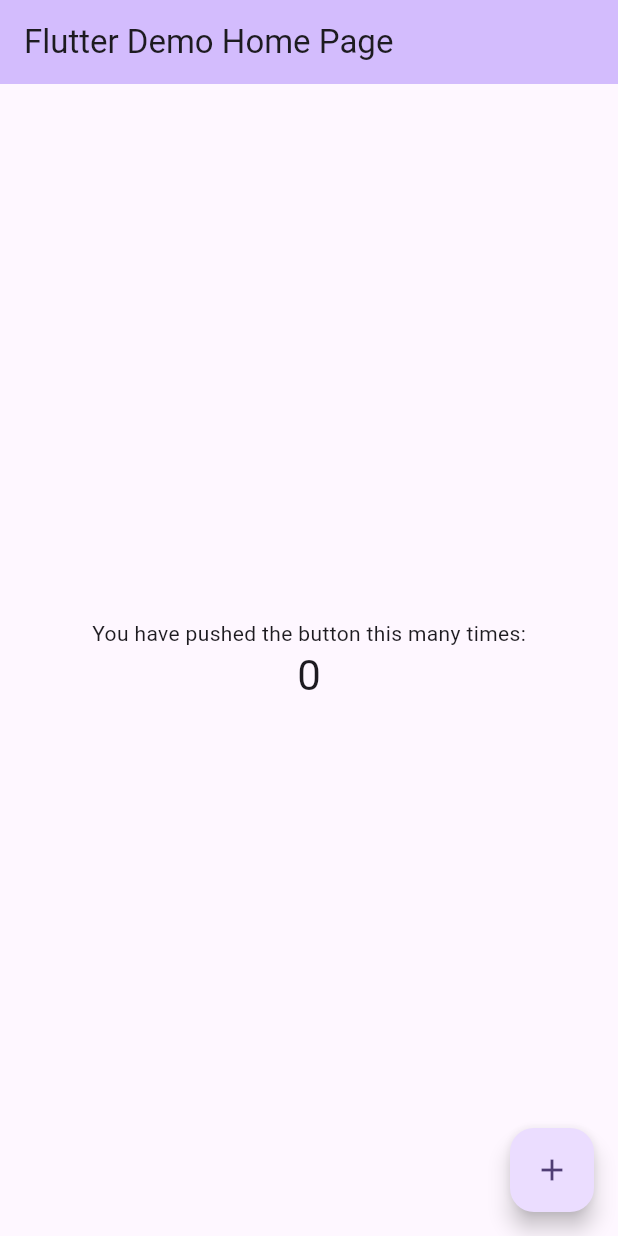
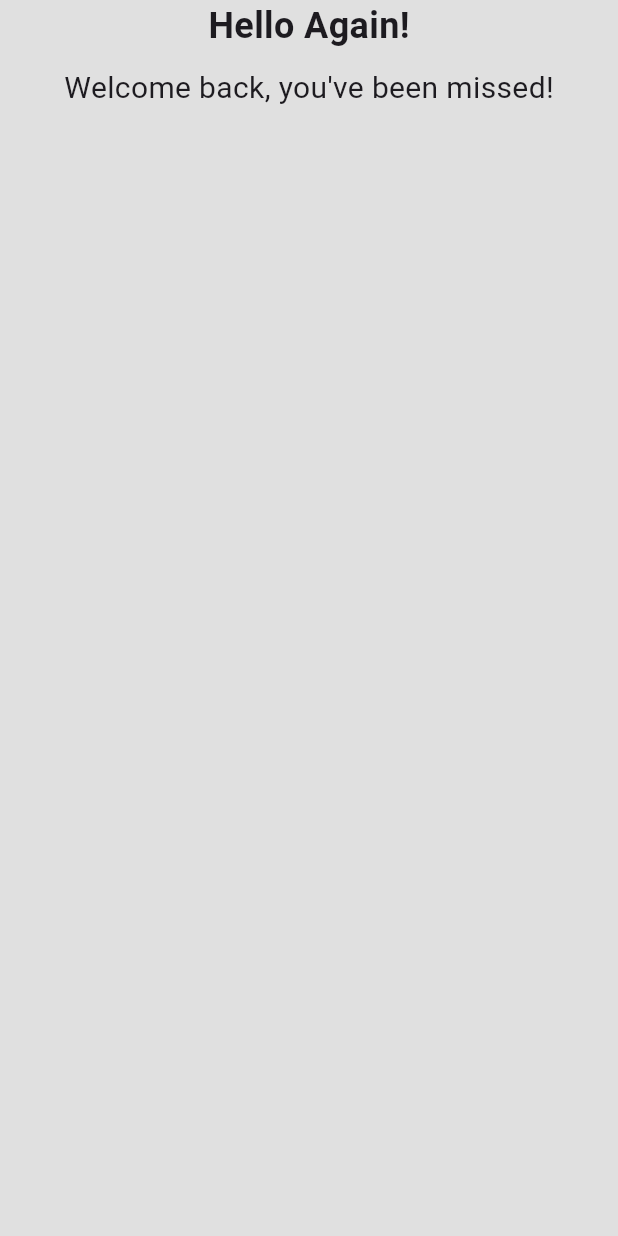
Before and after one commit to rifathosenofficial2023/login_page_02, a Flutter app: the screen it shows after launch, on a phone screen of 412 x 824 dp. Run offline on Flutter 3.47's test engine with Material 3 defaults, Android fonts, the phone set to English and light mode, and no system bars.

Commit message:
hello text add

```diff
--- /dev/null
+++ b/lib/login_page.dart
@@ -0,0 +1,47 @@
+import 'package:flutter/material.dart';
+
+class LoginPage extends StatefulWidget {
+  const LoginPage({super.key});
+
+  @override
+  State<LoginPage> createState() => _LoginPageState();
+}
+
+class _LoginPageState extends State<LoginPage> {
+  @override
+  Widget build(BuildContext context) {
+    return Scaffold(
+      backgroundColor: Colors.grey[300],
+      body: SafeArea(
+        child: Center(
+          child: Column(
+            children: [
+              // Hello again!
+
+              Text("Hello Again!",
+              style: TextStyle(
+                fontWeight: FontWeight.bold,
+                fontSize: 24,
+              ),),
+              SizedBox(height: 10,),
+              Text("Welcome back, you\'ve been missed!",
+              style: TextStyle(
+                fontSize: 20,
+              ),)
+
+              //emaill textfield
+
+              //password textfield
+
+              //sign in button
+
+              // not a member? register now
+
+            ],
+          ),
+        ),
+      ),
+
+    );
+  }
+}
--- a/lib/main.dart
+++ b/lib/main.dart
@@ -1,4 +1,5 @@
 import 'package:flutter/material.dart';
+import 'package:login_page_02/login_page.dart';
 
 void main() {
   runApp(const MyApp());
@@ -11,112 +12,8 @@ class MyApp extends StatelessWidget {
   @override
   Widget build(BuildContext context) {
     return MaterialApp(
-      title: 'Flutter Demo',
-      theme: ThemeData(
-        // This is the theme of your application.
-        //
-        // TRY THIS: Try running your application with "flutter run". You'll see
-        // the application has a purple toolbar. Then, without quitting the app,
-        // try changing the seedColor in the colorScheme below to Colors.green
-        // and then invoke "hot reload" (save your changes or press the "hot
-        // reload" button in a Flutter-supported IDE, or press "r" if you used
-        // the command line to start the app).
-        //
-        // Notice that the counter didn't reset back to zero; the application
-        // state is not lost during the reload. To reset the state, use hot
-        // restart instead.
-        //
-        // This works for code too, not just values: Most code changes can be
-        // tested with just a hot reload.
-        colorScheme: ColorScheme.fromSeed(seedColor: Colors.deepPurple),
-      ),
-      home: const MyHomePage(title: 'Flutter Demo Home Page'),
+      debugShowCheckedModeBanner: false,
+      home: LoginPage(),
     );
   }
 }
-
-class MyHomePage extends StatefulWidget {
-  const MyHomePage({super.key, required this.title});
-
-  // This widget is the home page of your application. It is stateful, meaning
-  // that it has a State object (defined below) that contains fields that affect
-  // how it looks.
-
-  // This class is the configuration for the state. It holds the values (in this
-  // case the title) provided by the parent (in this case the App widget) and
-  // used by the build method of the State. Fields in a Widget subclass are
-  // always marked "final".
-
-  final String title;
-
-  @override
-  State<MyHomePage> createState() => _MyHomePageState();
-}
-
-class _MyHomePageState extends State<MyHomePage> {
-  int _counter = 0;
-
-  void _incrementCounter() {
-    setState(() {
-      // This call to setState tells the Flutter framework that something has
-      // changed in this State, which causes it to rerun the build method below
-      // so that the display can reflect the updated values. If we changed
-      // _counter without calling setState(), then the build method would not be
-      // called again, and so nothing would appear to happen.
-      _counter++;
-    });
-  }
-
-  @override
-  Widget build(BuildContext context) {
-    // This method is rerun every time setState is called, for instance as done
-    // by the _incrementCounter method above.
-    //
-    // The Flutter framework has been optimized to make rerunning build methods
-    // fast, so that you can just rebuild anything that needs updating rather
-    // than having to individually change instances of widgets.
-    return Scaffold(
-      appBar: AppBar(
-        // TRY THIS: Try changing the color here to a specific color (to
-        // Colors.amber, perhaps?) and trigger a hot reload to see the AppBar
-        // change color while the other colors stay the same.
-        backgroundColor: Theme.of(context).colorScheme.inversePrimary,
-        // Here we take the value from the MyHomePage object that was created by
-        // the App.build method, and use it to set our appbar title.
-        title: Text(widget.title),
-      ),
-      body: Center(
-        // Center is a layout widget. It takes a single child and positions it
-        // in the middle of the parent.
-        child: Column(
-          // Column is also a layout widget. It takes a list of children and
-          // arranges them vertically. By default, it sizes itself to fit its
-          // children horizontally, and tries to be as tall as its parent.
-          //
-          // Column has various properties to control how it sizes itself and
-          // how it positions its children. Here we use mainAxisAlignment to
-          // center the children vertically; the main axis here is the vertical
-          // axis because Columns are vertical (the cross axis would be
-          // horizontal).
-          //
-          // TRY THIS: Invoke "debug painting" (choose the "Toggle Debug Paint"
-          // action in the IDE, or press "p" in the console), to see the
-          // wireframe for each widget.
-          mainAxisAlignment: MainAxisAlignment.center,
-          children: <Widget>[
-            const Text('You have pushed the button this many times:'),
-            Text(
-              '$_counter',
-              style: Theme.of(context).textTheme.headlineMedium,
-            ),
-          ],
-        ),
-      ),
-      floatingActionButton: FloatingActionButton(
-        onPressed: _incrementCounter,
-        tooltip: 'Increment',
-        child: const Icon(Icons.add),
-      ), // This trailing comma makes auto-formatting nicer for build methods.
-    );
-  }
-}
```
